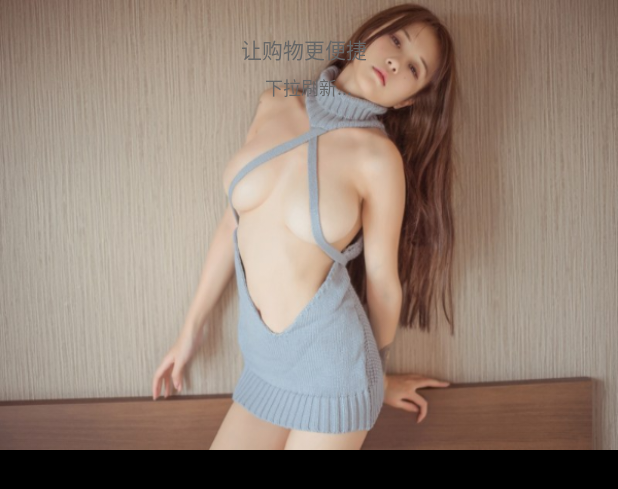
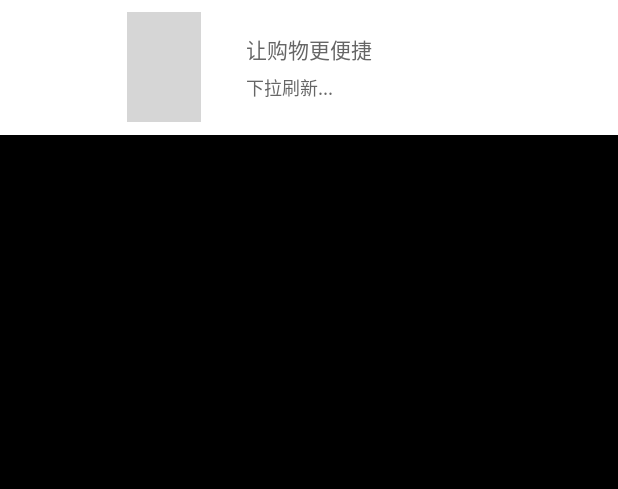
Before and after one commit to Terrell-Yan/Jdctry, an Android app: the layout jingdongheaderviewlayout.xml on its own in the app's theme, with its tools: preview values and no code run, on a phone screen of 412 x 824 dp. Shown: the top 489 px of the screen. Run offline under Robolectric (Android 15) with nearby library versions, the phone set to English and light mode, and no system bars; grey boxes are pictures that could not be loaded.

```diff
--- a/app/src/main/res/layout/jingdongheaderviewlayout.xml
+++ b/app/src/main/res/layout/jingdongheaderviewlayout.xml
@@ -1,24 +1,9 @@
 <?xml version="1.0" encoding="utf-8"?>
-<RelativeLayout xmlns:android="http://schemas.android.com/apk/res/android"
+<LinearLayout xmlns:android="http://schemas.android.com/apk/res/android"
     android:layout_width="match_parent"
     android:layout_height="wrap_content"
+    android:background="@color/white"
     >
-    <RelativeLayout
-
-
-
-        android:layout_width="match_parent"
-        android:layout_height="wrap_content">
-        <ImageView
-            android:scaleType="fitXY"
-            android:id="@+id/ren"
-            android:layout_width="match_parent"
-            android:layout_height="300dp"
-            android:src="@mipmap/xooo"
-
-            />
-
-    </RelativeLayout>
     <RelativeLayout
         android:layout_width="match_parent"
         android:layout_height="90dp">
@@ -36,10 +21,9 @@
                 android:textSize="14sp"
                 />
             <TextView
-            android:gravity="center"
                 android:id="@+id/status_test"
                 android:layout_marginTop="6dp"
-            android:layout_width="90dp"
+                android:layout_width="wrap_content"
                 android:layout_height="wrap_content"
                 android:textSize="12sp"
                 android:textColor="#666666"
@@ -47,8 +31,37 @@
                 />
         </LinearLayout>
 
-
+        <RelativeLayout
+            android:layout_toLeftOf="@+id/desc_ll"
+            android:layout_marginRight="30dp"
+            android:layout_centerVertical="true"
+            android:clipChildren="true"
+            android:layout_width="49dp"
+            android:layout_height="wrap_content">
+            <ImageView
+                android:id="@+id/ren"
+                android:layout_width="52dp"
+                android:layout_height="73dp"
+                android:src="@drawable/xm"
+                />
+            <ImageView
+                android:id="@+id/hezi"
+                android:layout_marginRight="-3dp"
+                android:layout_alignParentRight="true"
+                android:layout_centerVertical="true"
+                android:layout_width="18dp"
+                android:layout_height="15dp"
+                android:src="@drawable/xk"
+                />
+            <ImageView
+                android:visibility="gone"
+                android:id="@+id/donghua"
+                android:layout_width="49dp"
+                android:layout_height="73dp"
+                android:src="@drawable/refresh_down_icon"
+                />
+        </RelativeLayout>
 
     </RelativeLayout>
 
-</RelativeLayout>
+</LinearLayout>
```
Lines whose indentation alone changed are shown as unchanged.
